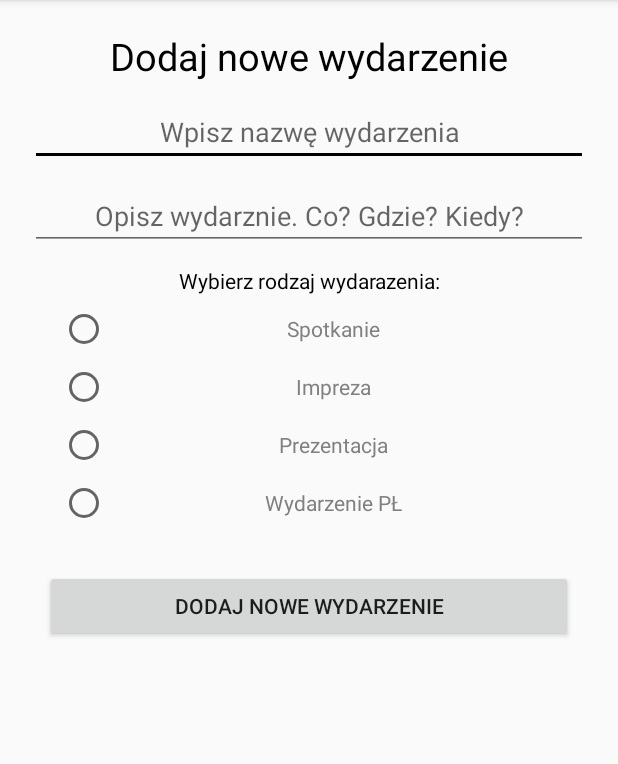
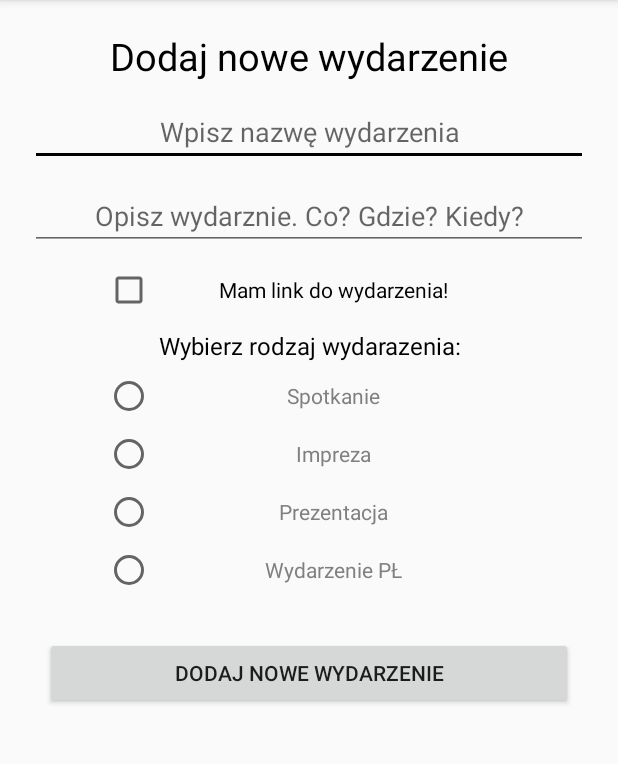
Before and after one commit to Mobilki5sem/PolitechnikaLodzka-application, an Android app: the AddEvent screen opened directly, with no data from a screen before it, after a tap on "DODAJ NOWE WYDARZENIE", on a phone screen of 412 x 824 dp, the part 84-848 px from its top. Run offline under Robolectric (Android 15) with nearby library versions, the phone set to English and light mode, and no system bars; network calls fail; Roboto replaces fonts that are not available here.

Commit message:
Add link edit text.

```diff
--- a/app/src/main/java/com/team/szkielet/event/AddEvent.java
+++ b/app/src/main/java/com/team/szkielet/event/AddEvent.java
@@ -5,6 +5,8 @@ import androidx.appcompat.app.AppCompatActivity;
 import android.os.Bundle;
 import android.view.View;
 import android.widget.Button;
+import android.widget.CheckBox;
+import android.widget.CompoundButton;
 import android.widget.EditText;
 import android.widget.RadioButton;
 import android.widget.RadioGroup;
@@ -30,7 +32,8 @@ import java.util.ArrayList;
 
 public class AddEvent extends AppCompatActivity {
 
-    private EditText etNazwaWydarzenia, etOpis;
+    private EditText etNazwaWydarzenia, etOpis, etLink;
+    private CheckBox cbMamWydarzenie;
     private RadioGroup rgRodzaj;
     private Button btnAddEvent;
     private RadioButton rbChecked;
@@ -42,6 +45,19 @@ public class AddEvent extends AppCompatActivity {
 
         etNazwaWydarzenia = findViewById(R.id.etNazwaWydarzenia);
         etOpis = findViewById(R.id.etOpis);
+        etLink = findViewById(R.id.etLink);
+        etLink.setVisibility(View.GONE);
+        cbMamWydarzenie = findViewById(R.id.cbMamWydarzenie);
+        cbMamWydarzenie.setOnCheckedChangeListener(new CompoundButton.OnCheckedChangeListener() {
+            @Override
+            public void onCheckedChanged(CompoundButton compoundButton, boolean b) {
+                if(cbMamWydarzenie.isChecked()) {
+                    etLink.setVisibility(View.VISIBLE);
+                } else {
+                    etLink.setVisibility(View.GONE);
+                }
+            }
+        });
         rgRodzaj = findViewById(R.id.rgRodzaj);
         btnAddEvent = findViewById(R.id.btnAddEvent);
 
@@ -52,14 +68,24 @@ public class AddEvent extends AppCompatActivity {
 
                /* if(rgRodzaj.getCheckedRadioButtonId() != -1)
                     Toast.makeText(AddEvent.this, whichImageUseToDescribeEvent(), Toast.LENGTH_LONG).show();*/
-                if (tab[0] && tab[1] && tab[2]) {
+                if (tab[0] && tab[1] && tab[2] && tab[3]) {
                     int idObrazka = whichImageUseToDescribeEvent();
+                    if(!cbMamWydarzenie.isChecked()){
                         Events.eventsList.add(new Event(
                                 etNazwaWydarzenia.getText().toString(),
                                 etOpis.getText().toString(),
                                 "noLink",
                                 idObrazka));
-                        Toast.makeText(AddEvent.this, "SUCCESS" + idObrazka, Toast.LENGTH_LONG).show();
+                    }
+                    else {
+                        Events.eventsList.add(new Event(
+                                etNazwaWydarzenia.getText().toString(),
+                                etOpis.getText().toString(),
+                                etLink.getText().toString(),
+                                idObrazka));
+                    }
+
+                        Toast.makeText(AddEvent.this, "Udało ci się dodać nowe wydarzenie!", Toast.LENGTH_LONG).show();
                         onBackPressed();
 
                         new Thread(new Runnable() {
@@ -74,6 +100,9 @@ public class AddEvent extends AppCompatActivity {
                             }
                         }
                     }).start();
+                }
+                else {
+                    Toast.makeText(AddEvent.this, "Wypełnij wszystkie potrzebne pola", Toast.LENGTH_SHORT).show();
                 }
             }
         });
@@ -95,7 +124,7 @@ public class AddEvent extends AppCompatActivity {
     }
 
     private boolean[] checkIfAllWasFilled() {
-        boolean tab[] = {false, false, false};
+        boolean tab[] = {false, false, false, false};
         if (rgRodzaj.getCheckedRadioButtonId() != -1) {
             tab[2] = true;
             int rbID = rgRodzaj.getCheckedRadioButtonId();
@@ -107,6 +136,14 @@ public class AddEvent extends AppCompatActivity {
             tab[0] = true;
         if(!etOpis.getText().toString().equals(""))
             tab[1] = true;
+        if(cbMamWydarzenie.isChecked()) {
+            if(!etLink.getText().toString().equals("")){
+                tab[3] = true;
+            }
+        } else {
+            tab[3] = true;
+        }
+
         return tab;
     }
 
--- a/app/src/main/res/layout/activity_add_event.xml
+++ b/app/src/main/res/layout/activity_add_event.xml
@@ -42,17 +42,42 @@
         android:ems="10"
         android:gravity="center"
         android:hint="Opisz wydarznie. Co? Gdzie? Kiedy?"
+        android:inputType="textMultiLine" />
+
+    <CheckBox
+        android:id="@+id/cbMamWydarzenie"
+        android:layout_width="match_parent"
+        android:layout_height="wrap_content"
+        android:layout_marginLeft="70dp"
+        android:layout_marginTop="5dp"
+        android:layout_marginRight="70dp"
+        android:gravity="center"
+        android:text="Mam link do wydarzenia!" />
+
+    <EditText
+        android:id="@+id/etLink"
+        android:layout_width="match_parent"
+        android:layout_height="wrap_content"
+        android:layout_marginLeft="20dp"
+        android:layout_marginRight="20dp"
+        android:layout_marginBottom="5dp"
+        android:ems="10"
+        android:gravity="center"
+        android:hint="Wstaw link"
         android:inputType="textPersonName" />
 
     <TextView
         android:id="@+id/textView4"
         android:layout_width="match_parent"
         android:layout_height="wrap_content"
-        android:layout_marginTop="5dp"
+        android:layout_marginLeft="20dp"
+        android:layout_marginTop="10dp"
+        android:layout_marginRight="20dp"
         android:layout_marginBottom="3dp"
         android:gravity="center"
         android:text="Wybierz rodzaj wydarazenia:"
-        android:textColor="@android:color/black" />
+        android:textColor="@android:color/black"
+        android:textSize="16dp" />
 
     <RadioGroup
         android:id="@+id/rgRodzaj"
@@ -64,9 +89,9 @@
             android:id="@+id/radioButton7"
             android:layout_width="match_parent"
             android:layout_height="wrap_content"
-            android:layout_marginLeft="40dp"
+            android:layout_marginLeft="70dp"
             android:layout_marginTop="3dp"
-            android:layout_marginRight="40dp"
+            android:layout_marginRight="70dp"
             android:layout_marginBottom="3dp"
             android:layout_weight="1"
             android:gravity="center"
@@ -77,9 +102,9 @@
             android:id="@+id/radioButton8"
             android:layout_width="match_parent"
             android:layout_height="wrap_content"
-            android:layout_marginLeft="40dp"
+            android:layout_marginLeft="70dp"
             android:layout_marginTop="3dp"
-            android:layout_marginRight="40dp"
+            android:layout_marginRight="70dp"
             android:layout_marginBottom="3dp"
             android:layout_weight="1"
             android:gravity="center"
@@ -90,9 +115,9 @@
             android:id="@+id/radioButton5"
             android:layout_width="match_parent"
             android:layout_height="wrap_content"
-            android:layout_marginLeft="40dp"
+            android:layout_marginLeft="70dp"
             android:layout_marginTop="3dp"
-            android:layout_marginRight="40dp"
+            android:layout_marginRight="70dp"
             android:layout_marginBottom="3dp"
             android:layout_weight="1"
             android:gravity="center"
@@ -103,9 +128,9 @@
             android:id="@+id/radioButton6"
             android:layout_width="match_parent"
             android:layout_height="wrap_content"
-            android:layout_marginLeft="40dp"
+            android:layout_marginLeft="70dp"
             android:layout_marginTop="3dp"
-            android:layout_marginRight="40dp"
+            android:layout_marginRight="70dp"
             android:layout_marginBottom="3dp"
             android:layout_weight="1"
             android:gravity="center"
--- a/app/src/main/res/layout/item.xml
+++ b/app/src/main/res/layout/item.xml
@@ -48,7 +48,8 @@
                     android:layout_width="match_parent"
                     android:layout_height="wrap_content"
                     android:layout_margin="3dp"
-                    android:text="Description" />
+                    android:text="Description"
+                    android:inputType="textMultiLine"/>
 
                 <TextView
                     android:id="@+id/tvMore"
```
